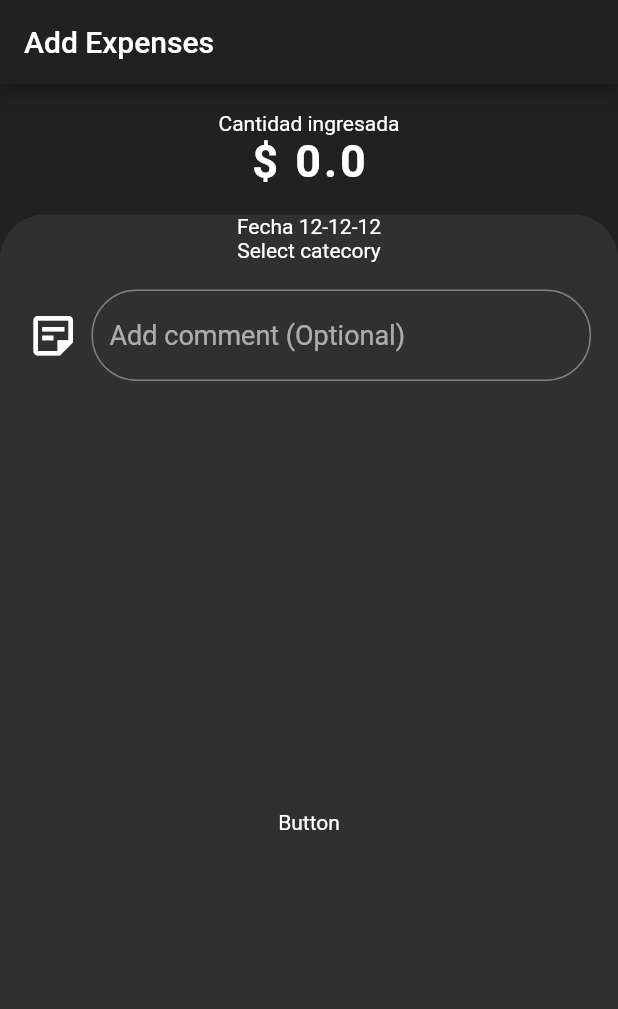
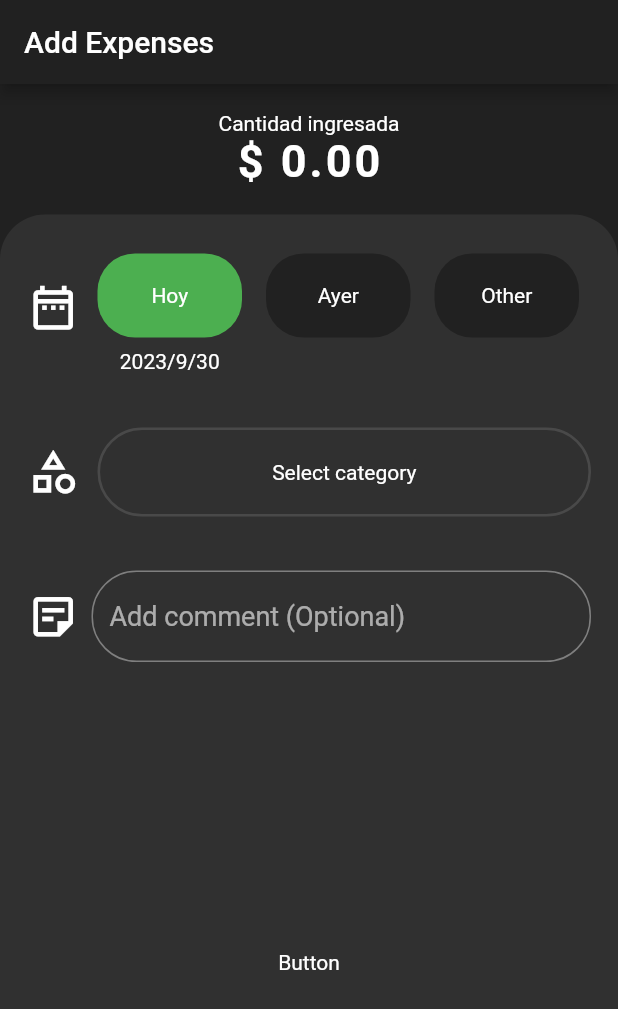
Before and after one commit to Jonnathan1288/proyect_flutter, a Flutter app: the AddExpenses screen opened directly, on a phone screen of 412 x 824 dp. Shown: the top 1009 px of the screen. Run offline on Flutter 3.47's test engine with Material 2 defaults, Android fonts, the phone set to English and light mode, and no system bars; our stand-ins replace flutter_speed_dial; statements that could not run were skipped.

Commit message:
new changes implements other views

```diff
--- /dev/null
+++ b/lib/models/combined_model.dart
@@ -0,0 +1,58 @@
+import 'dart:convert';
+
+CombinedModel alergiasFromJson(String str) =>
+    CombinedModel.fromJson(json.decode(str));
+
+String alergiasToJson(CombinedModel data) => json.encode(data.toJson());
+
+class CombinedModel {
+  int? id;
+  int? link;
+  int year;
+  int month;
+  int day;
+  String category;
+  String color;
+  String icon;
+  String comment;
+  double amount;
+
+  CombinedModel({
+    this.id,
+    this.link,
+    this.year = 0,
+    this.month = 0,
+    this.day = 0,
+    this.category = 'Select category',
+    this.color = '',
+    this.icon = '',
+    this.comment = '',
+    this.amount = 0.0,
+  });
+
+  factory CombinedModel.fromJson(Map<String, dynamic> json) => CombinedModel(
+        id: json["id"],
+        link: json["link"],
+        year: json["year"],
+        month: json["month"],
+        day: json["day"],
+        category: json["category"],
+        color: json["color"],
+        icon: json["icon"],
+        comment: json["comment"],
+        amount: json["amount"].toDouble(),
+      );
+
+  Map<String, dynamic> toJson() => {
+        "id": id,
+        "link": link,
+        "year": year,
+        "month": month,
+        "day": day,
+        "category": category,
+        "color": color,
+        "icon": icon,
+        "comment": comment,
+        "amount": amount,
+      };
+}
--- /dev/null
+++ b/lib/models/features_model.dart
@@ -0,0 +1,34 @@
+import 'dart:convert';
+
+FeaturesModel featuresModelFromJson(String str) =>
+    FeaturesModel.fromJson(json.decode(str));
+
+String featuresModelToJson(FeaturesModel data) => json.encode(data.toJson());
+
+class FeaturesModel {
+  int id;
+  String category;
+  String color;
+  String icon;
+
+  FeaturesModel({
+    this.id = 0,
+    this.category = '',
+    this.color = '',
+    this.icon = '',
+  });
+
+  factory FeaturesModel.fromJson(Map<String, dynamic> json) => FeaturesModel(
+        id: json["id"],
+        category: json["category"],
+        color: json["color"],
+        icon: json["icon"],
+      );
+
+  Map<String, dynamic> toJson() => {
+        "id": id,
+        "category": category,
+        "color": color,
+        "icon": icon,
+      };
+}
--- a/lib/pages/add_expenses.dart
+++ b/lib/pages/add_expenses.dart
@@ -1,42 +1,55 @@
 import 'package:flutter/material.dart';
+import 'package:proyect_app/models/combined_model.dart';
 import 'package:proyect_app/utils/constants.dart';
+import 'package:proyect_app/widgets/add_expenses_wt/bs_category.dart';
 import 'package:proyect_app/widgets/add_expenses_wt/bs_num_keybard.dart';
 import 'package:proyect_app/widgets/add_expenses_wt/comment_box.dart';
+import 'package:proyect_app/widgets/add_expenses_wt/date_picker.dart';
 
 class AddExpenses extends StatelessWidget {
   const AddExpenses({super.key});
 
   @override
   Widget build(BuildContext context) {
-    return GestureDetector(
-      behavior: HitTestBehavior.opaque,
-      onTap: () {
-        FocusScope.of(context).unfocus();
-      },
-      child: Scaffold(
+    CombinedModel cModel = CombinedModel();
+    return Scaffold(
       appBar: AppBar(
         title: const Text("Add Expenses"),
       ),
       body: Column(children: [
-          const BSNumberKeyboard(),
+        BSNumberKeyboard(cModel: cModel),
         Expanded(
           child: Container(
             width: double.infinity,
             decoration: Constants.sheetBoxDecoration(
                 Theme.of(context).primaryColorDark),
-              child: const Column(
+            child: Column(
               mainAxisAlignment: MainAxisAlignment.center,
               children: [
-                  Text("Fecha 12-12-12"),
-                  Text("Select catecory"),
-                  CommentBox(),
-                  Expanded(child: Center(child: Text("Button")))
+                DatePicker(cModel: cModel),
+                BSCategory(cModel: cModel),
+                CommentBox(cModel: cModel),
+                Expanded(
+                    child: Center(
+                        child: GestureDetector(
+                            onTap: () {
+                              print(cModel.comment);
+
+                              print(cModel.amount);
+                            },
+                            child: const Text("Button"))))
               ],
             ),
           ),
         )
       ]),
-      ),
     );
   }
 }
+
+
+// GestureDetector(
+//       behavior: HitTestBehavior.opaque,
+//       onTap: () {
+//         FocusScope.of(context).unfocus();
+//       },
--- /dev/null
+++ b/lib/widgets/add_expenses_wt/bs_category.dart
@@ -0,0 +1,133 @@
+import 'package:flutter/material.dart';
+import 'package:proyect_app/utils/utils.dart';
+import 'package:proyect_app/models/combined_model.dart';
+import 'package:proyect_app/widgets/add_expenses_wt/category_list.dart';
+
+class BSCategory extends StatefulWidget {
+  final CombinedModel cModel;
+  const BSCategory({Key? key, required this.cModel}) : super(key: key);
+
+  @override
+  State<BSCategory> createState() => _BSCategoryState();
+}
+
+class _BSCategoryState extends State<BSCategory> {
+  @override
+  Widget build(BuildContext context) {
+    bool hasData = false;
+
+    if (widget.cModel.category != 'Select category') {
+      hasData = true;
+    }
+    return GestureDetector(
+      onTap: () {
+        _categorySelected();
+      },
+      child: Padding(
+        padding: const EdgeInsets.all(18.0),
+        child: Row(
+          children: [
+            const Icon(
+              Icons.category_outlined,
+              size: 35.0,
+            ),
+            const SizedBox(
+              width: 12.0,
+            ),
+            Expanded(
+              child: Container(
+                padding: const EdgeInsets.all(20.0),
+                decoration: BoxDecoration(
+                  border: Border.all(
+                      width: 1.7,
+                      color: (hasData)
+                          ? widget.cModel.color.toColor()
+                          : Theme.of(context).dividerColor),
+                  borderRadius: BorderRadius.circular(30.0),
+                ),
+                child: Center(child: Text(widget.cModel.category)),
+              ),
+            )
+          ],
+        ),
+      ),
+    );
+  }
+
+  _categorySelected() {
+    var catList = CategoryList().catList;
+
+    void _itemSelected(String category, String color) {
+      setState(() {
+        widget.cModel.category = category;
+        widget.cModel.color = color;
+        Navigator.pop(context);
+      });
+    }
+
+    var widgets = [
+      ListView.builder(
+          shrinkWrap: true,
+          physics: const NeverScrollableScrollPhysics(),
+          itemCount: catList.length,
+          itemBuilder: (_, i) {
+            // print(Colors.red);
+            var item = catList[i];
+            return ListTile(
+              leading: Icon(
+                item.icon.toIcon(),
+                color: item.color.toColor(),
+                size: 35.0,
+              ),
+              title: Text(item.category),
+              trailing: const Icon(Icons.arrow_forward_ios),
+              onTap: () {
+                _itemSelected(item.category, item.color);
+              },
+            );
+          }),
+      const Divider(
+        thickness: 2.0,
+      ),
+      ListTile(
+        leading: const Icon(
+          Icons.create_new_folder_outlined,
+          size: 35.0,
+        ),
+        title: const Text('Create new Category'),
+        trailing: const Icon(
+          Icons.arrow_forward_ios_outlined,
+          size: 20.0,
+        ),
+        onTap: () {
+          Navigator.pop(context);
+        },
+      ),
+      ListTile(
+        leading: const Icon(
+          Icons.edit_outlined,
+          size: 35.0,
+        ),
+        title: const Text('Administrator Category'),
+        trailing: const Icon(
+          Icons.arrow_forward_ios_outlined,
+          size: 20.0,
+        ),
+        onTap: () {
+          Navigator.pop(context);
+        },
+      )
+    ];
+    showModalBottomSheet(
+        shape: const RoundedRectangleBorder(
+            borderRadius: BorderRadius.vertical(top: Radius.circular(25.0))),
+        isScrollControlled: true,
+        context: context,
+        builder: (context) {
+          return SizedBox(
+            height: MediaQuery.of(context).size.height / 1.9, //PARA EL USO D
+            child: ListView(children: widgets),
+          );
+        });
+  }
+}
--- a/lib/widgets/add_expenses_wt/bs_num_keybard.dart
+++ b/lib/widgets/add_expenses_wt/bs_num_keybard.dart
@@ -1,15 +1,24 @@
 import 'package:flutter/material.dart';
+import 'package:proyect_app/models/combined_model.dart';
 import 'package:proyect_app/utils/constants.dart';
 
 class BSNumberKeyboard extends StatefulWidget {
-  const BSNumberKeyboard({super.key});
+  final CombinedModel cModel;
+  // const BSNumberKeyboard({super.key});
+  const BSNumberKeyboard({Key? key, required this.cModel}) : super(key: key);
 
   @override
   State<BSNumberKeyboard> createState() => _BSNumberKeyboardState();
 }
 
 class _BSNumberKeyboardState extends State<BSNumberKeyboard> {
-  String import = '0.0';
+  String import = '0.00';
+
+  @override
+  void initState() {
+    import = widget.cModel.amount.toStringAsFixed(2);
+    super.initState();
+  }
 
   @override
   Widget build(BuildContext context) {
@@ -40,7 +49,12 @@ class _BSNumberKeyboardState extends State<BSNumberKeyboard> {
   }
 
   _numPad() {
-    if (import == '0.0') import = '';
+    if (import == '0.00') import = '';
+
+    _expenseChange(String amount) {
+      if (amount == '') amount = '0.00';
+      widget.cModel.amount = double.parse(amount);
+    }
 
     _num(String text, double height) {
       return GestureDetector(
@@ -48,6 +62,7 @@ class _BSNumberKeyboardState extends State<BSNumberKeyboard> {
         onTap: () {
           setState(() {
             import += text;
+            widget.cModel.amount = double.parse(import);
           });
         },
         child: SizedBox(
@@ -111,12 +126,14 @@ class _BSNumberKeyboardState extends State<BSNumberKeyboard> {
                                   if (import.length > 0.0) {
                                     import =
                                         import.substring(0, import.length - 1);
+                                    _expenseChange(import);
                                   }
                                 });
                               },
                               onLongPress: () {
                                 setState(() {
                                   import = '';
+                                  _expenseChange(import);
                                 });
                               },
                               child: SizedBox(
@@ -139,7 +156,8 @@ class _BSNumberKeyboardState extends State<BSNumberKeyboard> {
                                   Colors.transparent, Colors.red, "CANCELAR"),
                               onTap: () {
                                 setState(() {
-                                  import = '0.0';
+                                  import = '0.00';
+                                  _expenseChange(import);
                                   Navigator.pop(context);
                                 });
                               },
@@ -151,7 +169,8 @@ class _BSNumberKeyboardState extends State<BSNumberKeyboard> {
                                   Colors.green, Colors.transparent, "ACEPTAR"),
                               onTap: () {
                                 setState(() {
-                                  if (import.length == 0.0) import = '0.0';
+                                  if (import.length == 0.0) import = '0.00';
+                                  _expenseChange(import);
                                   Navigator.pop(context);
                                 });
                               },
--- /dev/null
+++ b/lib/widgets/add_expenses_wt/category_list.dart
@@ -0,0 +1,26 @@
+import 'package:proyect_app/models/features_model.dart';
+
+class CategoryList {
+  var catList = [
+    FeaturesModel(
+      category: 'Gasolina',
+      color: '#1a8223',
+      icon: 'local_gas_station_outlined',
+    ),
+    FeaturesModel(
+      category: 'Supermarket',
+      color: '#16228c',
+      icon: 'local_grocery_store_outlined',
+    ),
+    FeaturesModel(
+      category: 'Restaurant',
+      color: '#a020ba',
+      icon: 'local_dining_outlined',
+    ),
+    FeaturesModel(
+      category: 'Home',
+      color: '#e32441',
+      icon: 'home',
+    )
+  ];
+}
--- a/lib/widgets/add_expenses_wt/comment_box.dart
+++ b/lib/widgets/add_expenses_wt/comment_box.dart
@@ -1,10 +1,16 @@
 import 'package:flutter/material.dart';
+import 'package:proyect_app/models/combined_model.dart';
 
 class CommentBox extends StatelessWidget {
-  const CommentBox({super.key});
+  //Add more code.-------------------------------
+  final CombinedModel cModel;
+  // const CommentBox({super.key});
+  const CommentBox({Key? key, required this.cModel}) : super(key: key);
 
   @override
   Widget build(BuildContext context) {
+    String text = '';
+    text = cModel.comment;
     return Padding(
       padding: const EdgeInsets.all(18.0),
       child: Row(
@@ -18,6 +24,7 @@ class CommentBox extends StatelessWidget {
           ),
           Expanded(
             child: TextFormField(
+              initialValue: text,
               cursorColor: Colors.green,
               keyboardType: TextInputType.text,
               maxLength: 30,
@@ -32,6 +39,9 @@ class CommentBox extends StatelessWidget {
                   focusedBorder: OutlineInputBorder(
                       borderRadius: BorderRadius.circular(15.0),
                       borderSide: const BorderSide(color: Colors.green))),
+              onChanged: (txt) {
+                cModel.comment = txt;
+              },
             ),
           ),
         ],
--- /dev/null
+++ b/lib/widgets/add_expenses_wt/date_picker.dart
@@ -0,0 +1,144 @@
+import 'package:flutter/material.dart';
+import 'package:proyect_app/models/combined_model.dart';
+
+class DatePicker extends StatefulWidget {
+  final CombinedModel cModel;
+  const DatePicker({Key? key, required this.cModel}) : super(key: key);
+
+  @override
+  State<DatePicker> createState() => _DatePickerState();
+}
+
+class _DatePickerState extends State<DatePicker> {
+  String selectedDay = 'Hoy';
+
+  @override
+  void initState() {
+    if (widget.cModel.day == 0) {
+      widget.cModel.year = DateTime.now().year;
+      widget.cModel.month = DateTime.now().month;
+      widget.cModel.day = DateTime.now().day;
+    } else {
+      selectedDay = 'Other';
+    }
+    super.initState();
+  }
+
+  @override
+  Widget build(BuildContext context) {
+    DateTime date = DateTime.now();
+    var widgets = <Widget>[];
+
+    widgets.insert(
+        0,
+        const Icon(
+          Icons.date_range_outlined,
+          size: 35.0,
+        ));
+    widgets.insert(
+        1,
+        const SizedBox(
+          width: 4,
+        ));
+
+    _calendar() {
+      showDatePicker(
+              context: context,
+              locale: const Locale("es", "ES"),
+              initialDate: date.subtract(const Duration(hours: 48)),
+              firstDate: date.subtract(const Duration(hours: 24 * 30)),
+              lastDate: date.subtract(const Duration(hours: 48)))
+          .then((value) {
+        setState(() {
+          if (value != null) {
+            widget.cModel.year = value.year;
+            widget.cModel.month = value.month;
+            widget.cModel.day = value.day;
+          } else {
+            setState(() {
+              selectedDay = 'Hoy';
+            });
+          }
+        });
+      });
+    }
+
+    Map<String, DateTime> items = {
+      'Hoy': date,
+      'Ayer': date.subtract(const Duration(hours: 24)),
+      'Other': date
+    };
+
+    items.forEach((key, value) {
+      widgets.add(Expanded(
+        child: GestureDetector(
+          onTap: () {
+            setState(() {
+              selectedDay = key;
+              widget.cModel.year = value.year;
+              widget.cModel.month = value.month;
+              widget.cModel.day = value.day;
+
+              if (key == 'Other') {
+                _calendar();
+              }
+            });
+          },
+          child: DateContainWidget(
+            cModel: widget.cModel,
+            name: key,
+            isSelected: key == selectedDay,
+          ),
+        ),
+      ));
+    });
+
+    return Padding(
+      padding: const EdgeInsets.all(18.0),
+      child: Row(
+        children: widgets,
+      ),
+    );
+  }
+}
+
+class DateContainWidget extends StatelessWidget {
+  final CombinedModel cModel;
+  final String name;
+  final bool isSelected;
+  // const DateContainWidget({super.key});
+  const DateContainWidget(
+      {Key? key,
+      required this.cModel,
+      required this.name,
+      required this.isSelected})
+      : super(key: key);
+
+  @override
+  Widget build(BuildContext context) {
+    return Column(
+      children: [
+        Padding(
+          padding: const EdgeInsets.all(8.0),
+          child: Container(
+            padding: const EdgeInsets.all(20.0),
+            decoration: BoxDecoration(
+                color: isSelected
+                    ? Colors.green
+                    : Theme.of(context).scaffoldBackgroundColor,
+                borderRadius: BorderRadius.circular(25.0)),
+            child: Center(
+              child: Text(name),
+            ),
+          ),
+        ),
+        isSelected
+            ? FittedBox(
+                fit: BoxFit.fitWidth,
+                child: Text('${cModel.year}/${cModel.month}/${cModel.day}'),
+              )
+            : const Text('')
+      ],
+    );
+  }
+}
--- a/pubspec.yaml
+++ b/pubspec.yaml
@@ -29,6 +29,8 @@ environment:
 # versions available, run `flutter pub outdated`.
 dependencies:
     flutter:
+        sdk: flutter
+    flutter_localizations: #añadimos para cambia el formato de la fecha.
         sdk: flutter
 
     # The following adds the Cupertino Icons font to your application.
```
Also changed, not shown: lib/main.dart (+10 -0 lines), lib/utils/icon_list.dart (added, +100 -0 lines), lib/utils/utils.dart (added, +22 -0 lines), pubspec.lock. Lines whose indentation alone changed are shown as unchanged.
